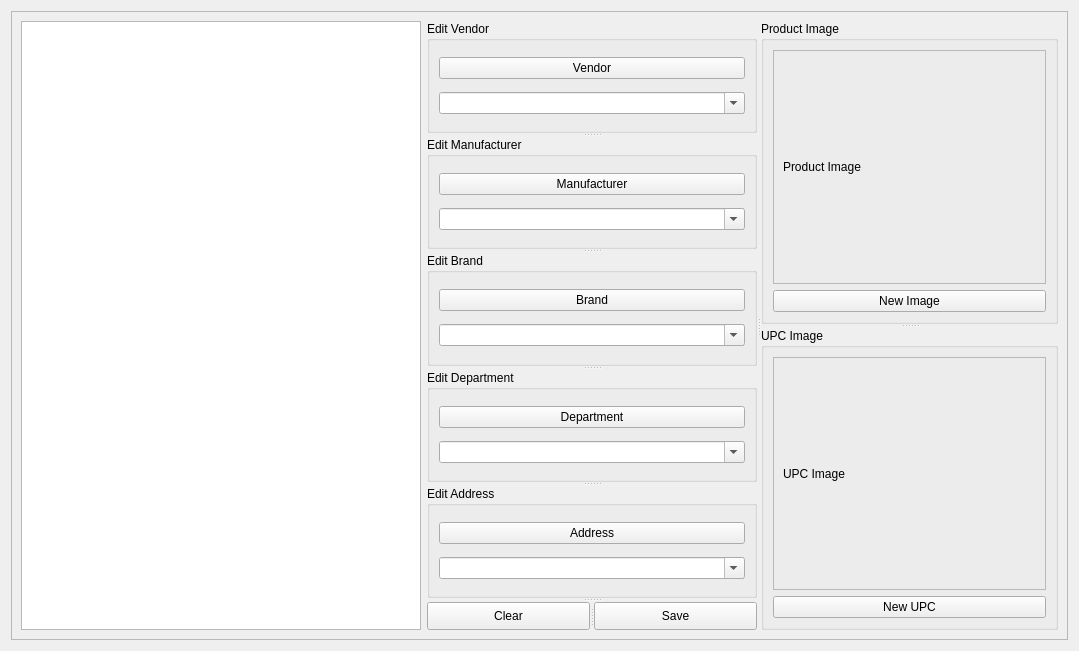
deskos-xp/SaffronServer, file admin_client/client_gui/app/EditDB/forms/EditorP.ui: the form before one commit.
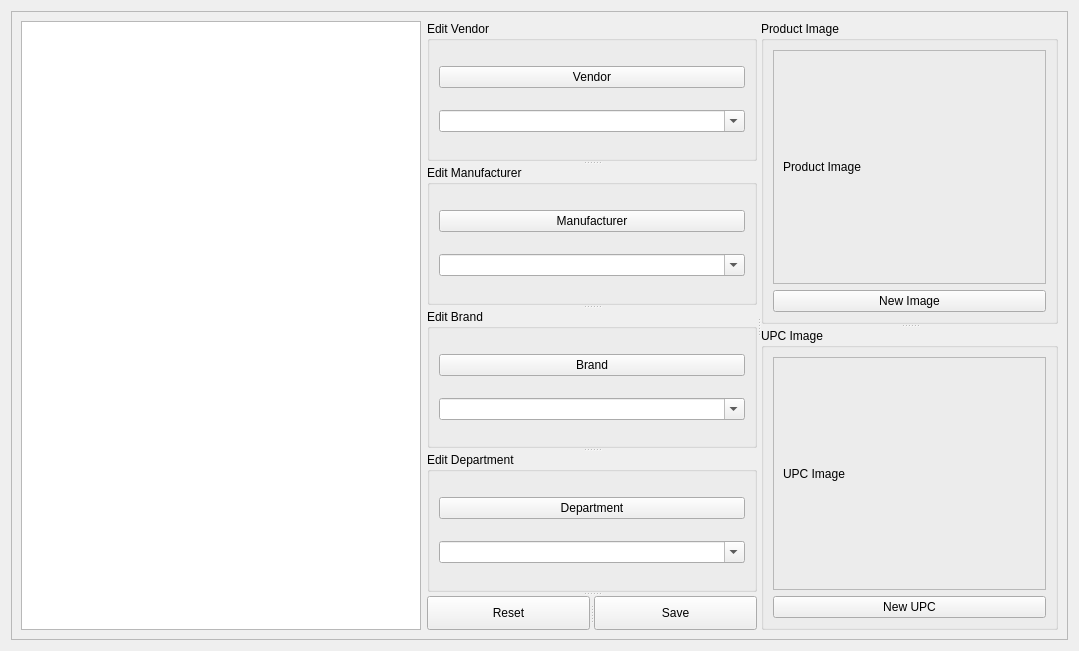
The form after the commit.

Commit message: major functionality updates for edit db dialog

What changed in the file:
```diff
--- a/admin_client/client_gui/app/EditDB/forms/EditorP.ui
+++ b/admin_client/client_gui/app/EditDB/forms/EditorP.ui
@@ -175,33 +175,6 @@
              </item>
             </layout>
            </widget>
-           <widget class="QGroupBox" name="groupBox_5">
-            <property name="title">
-             <string>Edit Address</string>
-            </property>
-            <layout class="QGridLayout" name="gridLayout_6">
-             <item row="0" column="0">
-              <widget class="QPushButton" name="address_edit">
-               <property name="toolTip">
-                <string>edit address</string>
-               </property>
-               <property name="text">
-                <string>Address</string>
-               </property>
-              </widget>
-             </item>
-             <item row="1" column="0">
-              <widget class="QComboBox" name="addresses">
-               <property name="toolTip">
-                <string>address</string>
-               </property>
-               <property name="editable">
-                <bool>true</bool>
-               </property>
-              </widget>
-             </item>
-            </layout>
-           </widget>
           </widget>
           <widget class="QSplitter" name="splitter">
            <property name="orientation">
@@ -212,7 +185,7 @@
              <string>reset all fields</string>
             </property>
             <property name="text">
-             <string>Clear</string>
+             <string>Reset</string>
             </property>
            </widget>
            <widget class="QPushButton" name="save">
```
The commit also changes 16 other files.
